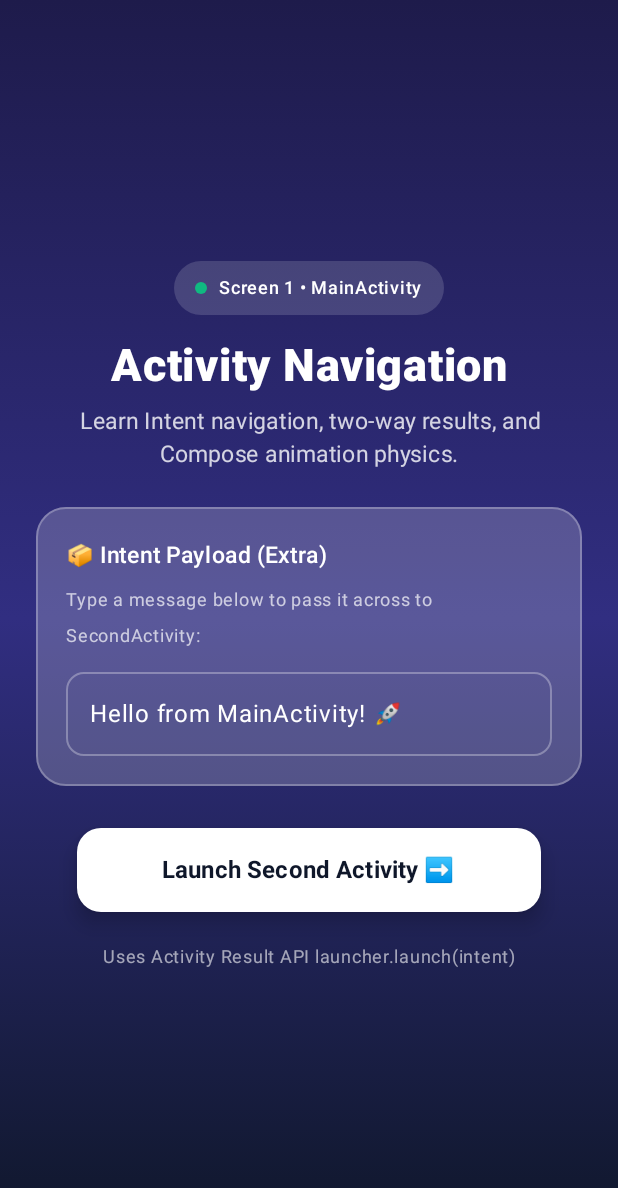
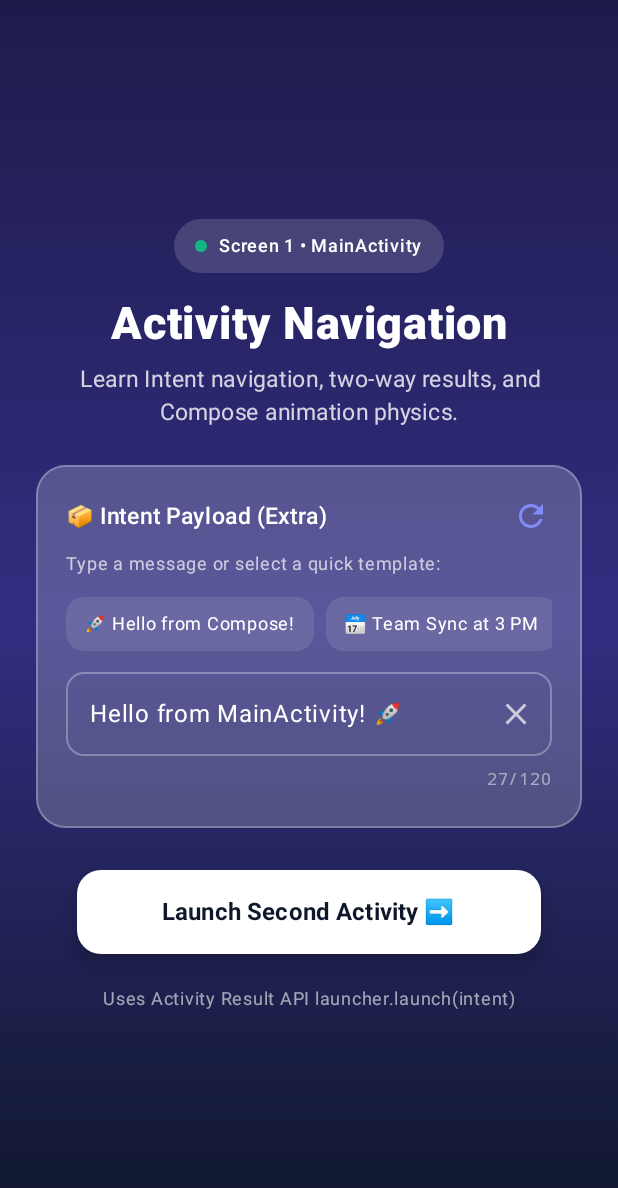
Before and after one commit to Rajapakshaminindu/assingment01-activity-navigation, an Android app built with Jetpack Compose: the screen it shows after launch (MainActivity), on a phone screen of 412 x 824 dp. Shown: the top 1188 px of the screen. Run offline under Robolectric (Android 15) with nearby library versions, the phone set to English and light mode, and no system bars.

Commit message:
feat: add message presets chips, character counter, and clear controls

```diff
--- a/app/src/main/java/com/example/activityassignment/MainActivity.kt
+++ b/app/src/main/java/com/example/activityassignment/MainActivity.kt
@@ -18,6 +18,8 @@ import androidx.compose.animation.fadeIn
 import androidx.compose.animation.fadeOut
 import androidx.compose.foundation.background
 import androidx.compose.foundation.border
+import androidx.compose.foundation.clickable
+import androidx.compose.foundation.horizontalScroll
 import androidx.compose.foundation.interaction.MutableInteractionSource
 import androidx.compose.foundation.interaction.collectIsPressedAsState
 import androidx.compose.foundation.layout.Arrangement
@@ -35,10 +37,15 @@ import androidx.compose.foundation.rememberScrollState
 import androidx.compose.foundation.shape.CircleShape
 import androidx.compose.foundation.shape.RoundedCornerShape
 import androidx.compose.foundation.verticalScroll
+import androidx.compose.material.icons.Icons
+import androidx.compose.material.icons.filled.Close
+import androidx.compose.material.icons.filled.Refresh
 import androidx.compose.material3.Button
 import androidx.compose.material3.ButtonDefaults
 import androidx.compose.material3.Card
 import androidx.compose.material3.CardDefaults
+import androidx.compose.material3.Icon
+import androidx.compose.material3.IconButton
 import androidx.compose.material3.OutlinedTextField
 import androidx.compose.material3.OutlinedTextFieldDefaults
 import androidx.compose.material3.Scaffold
@@ -70,6 +77,7 @@ import com.example.activityassignment.ui.theme.CardBorder
 import java.text.SimpleDateFormat
 import java.util.Date
 import java.util.Locale
+import kotlin.random.Random
 
 /**
  * MainActivity serves as the entry point launcher activity of the application.
@@ -79,6 +87,7 @@ import java.util.Locale
  * 3. Passing dynamic data payload using Intent extras
  * 4. Receiving return payload via modern Activity Result API
  * 5. Custom animated buttons with Jetpack Compose spring physics
+ * 6. Interactive preset chips, character counter, and reset controls
  */
 class MainActivity : ComponentActivity() {
     override fun onCreate(savedInstanceState: Bundle?) {
@@ -102,6 +111,16 @@ fun MainScreen(modifier: Modifier = Modifier) {
     var returnedStatus by remember { mutableStateOf<String?>(null) }
     var replyTime by remember { mutableStateOf<String?>(null) }
     val scrollState = rememberScrollState()
+    val presetScrollState = rememberScrollState()
+
+    val maxMessageLength = 120
+    val presetOptions = listOf(
+        "🚀 Hello from Compose!",
+        "📅 Team Sync at 3 PM",
+        "🎉 Great job on the sprint!",
+        "⚠️ Urgent review required",
+        "💡 Quick question on architecture"
+    )
 
     // Activity Result Launcher for two-way Intent navigation
     val launcher = rememberLauncherForActivityResult(
@@ -201,26 +220,87 @@ fun MainScreen(modifier: Modifier = Modifier) {
                     modifier = Modifier.padding(20.dp),
                     horizontalAlignment = Alignment.Start
                 ) {
+                    Row(
+                        modifier = Modifier.fillMaxWidth(),
+                        horizontalArrangement = Arrangement.SpaceBetween,
+                        verticalAlignment = Alignment.CenterVertically
+                    ) {
                         Text(
                             text = "📦 Intent Payload (Extra)",
                             fontSize = 15.sp,
                             fontWeight = FontWeight.SemiBold,
                             color = Color.White
                         )
+                        IconButton(
+                            onClick = {
+                                customMessage = presetOptions[Random.nextInt(presetOptions.size)]
+                            },
+                            modifier = Modifier.size(28.dp)
+                        ) {
+                            Icon(
+                                imageVector = Icons.Default.Refresh,
+                                contentDescription = "Shuffle preset message",
+                                tint = Color(0xFF818CF8)
+                            )
+                        }
+                    }
+
                     Spacer(modifier = Modifier.height(6.dp))
                     Text(
-                        text = "Type a message below to pass it across to SecondActivity:",
+                        text = "Type a message or select a quick template:",
                         fontSize = 12.sp,
                         color = Color.White.copy(alpha = 0.7f)
                     )
-                    Spacer(modifier = Modifier.height(12.dp))
+                    Spacer(modifier = Modifier.height(10.dp))
+
+                    // Preset chips carousel
+                    Row(
+                        modifier = Modifier
+                            .fillMaxWidth()
+                            .horizontalScroll(presetScrollState),
+                        horizontalArrangement = Arrangement.spacedBy(8.dp)
+                    ) {
+                        presetOptions.forEach { preset ->
+                            val isSelected = preset == customMessage
+                            Surface(
+                                shape = RoundedCornerShape(12.dp),
+                                color = if (isSelected) Color(0xFF818CF8) else Color.White.copy(alpha = 0.1f),
+                                modifier = Modifier.clickable { customMessage = preset }
+                            ) {
+                                Text(
+                                    text = preset,
+                                    fontSize = 12.sp,
+                                    color = if (isSelected) Color(0xFF0F172A) else Color.White,
+                                    fontWeight = if (isSelected) FontWeight.Bold else FontWeight.Normal,
+                                    modifier = Modifier.padding(horizontal = 12.dp, vertical = 6.dp)
+                                )
+                            }
+                        }
+                    }
+
+                    Spacer(modifier = Modifier.height(14.dp))
 
                     OutlinedTextField(
                         value = customMessage,
-                        onValueChange = { customMessage = it },
+                        onValueChange = {
+                            if (it.length <= maxMessageLength) {
+                                customMessage = it
+                            }
+                        },
                         modifier = Modifier.fillMaxWidth(),
                         shape = RoundedCornerShape(12.dp),
                         singleLine = true,
+                        trailingIcon = {
+                            if (customMessage.isNotEmpty()) {
+                                IconButton(onClick = { customMessage = "" }) {
+                                    Icon(
+                                        imageVector = Icons.Default.Close,
+                                        contentDescription = "Clear input",
+                                        tint = Color.White.copy(alpha = 0.7f)
+                                    )
+                                }
+                            }
+                        },
                         colors = OutlinedTextFieldDefaults.colors(
                             focusedTextColor = Color.White,
                             unfocusedTextColor = Color.White,
@@ -228,6 +308,16 @@ fun MainScreen(modifier: Modifier = Modifier) {
                             unfocusedBorderColor = Color.White.copy(alpha = 0.3f),
                             cursorColor = Color(0xFF818CF8)
                         )
+                    )
+
+                    Spacer(modifier = Modifier.height(4.dp))
+
+                    Text(
+                        text = "${customMessage.length}/$maxMessageLength",
+                        fontSize = 11.sp,
+                        fontFamily = FontFamily.Monospace,
+                        color = Color.White.copy(alpha = 0.5f),
+                        modifier = Modifier.align(Alignment.End)
                     )
                 }
             }
```
Lines whose indentation alone changed are shown as unchanged.
